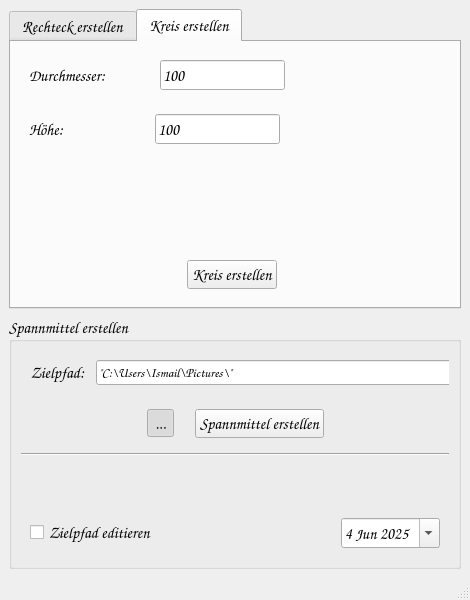
Qt form UI/frm_main_window.ui (dampfwolke/blankmaker) before a commit.
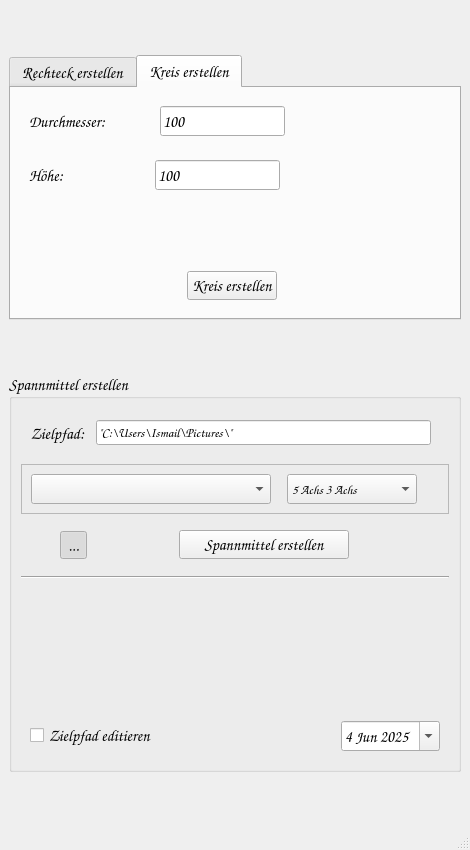
The same form after that commit. The open tabs and pages were chosen to show the change.

What changed in the file:
```diff
--- a/UI/frm_main_window.ui
+++ b/UI/frm_main_window.ui
@@ -7,13 +7,13 @@
     <x>0</x>
     <y>0</y>
     <width>470</width>
-    <height>600</height>
+    <height>850</height>
    </rect>
   </property>
   <property name="minimumSize">
    <size>
     <width>470</width>
-    <height>600</height>
+    <height>850</height>
    </size>
   </property>
   <property name="windowTitle">
@@ -26,13 +26,13 @@
       <property name="minimumSize">
        <size>
         <width>450</width>
-        <height>225</height>
+        <height>180</height>
        </size>
       </property>
       <property name="maximumSize">
        <size>
         <width>16777215</width>
-        <height>300</height>
+        <height>265</height>
        </size>
       </property>
       <property name="font">
@@ -631,7 +631,8 @@
               <font>
                <family>Comic Sans MS</family>
                <pointsize>12</pointsize>
-               <bold>true</bold>
+               <bold>false</bold>
+               <kerning>true</kerning>
               </font>
              </property>
              <property name="text">
@@ -664,13 +665,13 @@
       <property name="minimumSize">
        <size>
         <width>450</width>
-        <height>120</height>
+        <height>250</height>
        </size>
       </property>
       <property name="maximumSize">
        <size>
         <width>16777215</width>
-        <height>300</height>
+        <height>400</height>
        </size>
       </property>
       <property name="font">
@@ -689,6 +690,18 @@
       <layout class="QVBoxLayout" name="verticalLayout_3">
        <item>
         <widget class="QWidget" name="wg_zielpfad" native="true">
+         <property name="minimumSize">
+          <size>
+           <width>0</width>
+           <height>50</height>
+          </size>
+         </property>
+         <property name="maximumSize">
+          <size>
+           <width>16777215</width>
+           <height>60</height>
+          </size>
+         </property>
          <layout class="QHBoxLayout" name="horizontalLayout_10">
           <item>
            <widget class="QLabel" name="lb_pfad">
@@ -739,7 +752,7 @@
            <widget class="QLineEdit" name="le_pfad">
             <property name="minimumSize">
              <size>
-              <width>400</width>
+              <width>335</width>
               <height>0</height>
              </size>
             </property>
@@ -771,17 +784,157 @@
          </layout>
         </widget>
        </item>
+       <item>
+        <widget class="QFrame" name="fr_spannmittelauswahl">
+         <property name="minimumSize">
+          <size>
+           <width>0</width>
+           <height>50</height>
+          </size>
+         </property>
+         <property name="maximumSize">
+          <size>
+           <width>16777215</width>
+           <height>60</height>
+          </size>
+         </property>
+         <property name="frameShape">
+          <enum>QFrame::Shape::StyledPanel</enum>
+         </property>
+         <property name="frameShadow">
+          <enum>QFrame::Shadow::Raised</enum>
+         </property>
+         <layout class="QHBoxLayout" name="horizontalLayout_11">
+          <item>
+           <widget class="QComboBox" name="cb_spannmittel">
+            <property name="minimumSize">
+             <size>
+              <width>240</width>
+              <height>30</height>
+             </size>
+            </property>
+            <property name="font">
+             <font>
+              <family>Comic Sans MS</family>
+              <pointsize>10</pointsize>
+              <bold>false</bold>
+             </font>
+            </property>
+            <property name="placeholderText">
+             <string>Spannmittel auswählen...</string>
+            </property>
+           </widget>
+          </item>
+          <item>
+           <spacer name="horizontalSpacer_10">
+            <property name="orientation">
+             <enum>Qt::Orientation::Horizontal</enum>
+            </property>
+            <property name="sizeType">
+             <enum>QSizePolicy::Policy::Fixed</enum>
+            </property>
+            <property name="sizeHint" stdset="0">
+             <size>
+              <width>10</width>
+              <height>20</height>
+             </size>
+            </property>
+           </spacer>
+          </item>
+          <item>
+           <widget class="QComboBox" name="cb_bearbeitung_auswahl">
+            <property name="minimumSize">
+             <size>
+              <width>130</width>
+              <height>30</height>
+             </size>
+            </property>
+            <property name="font">
+             <font>
+              <family>Comic Sans MS</family>
+              <pointsize>10</pointsize>
+              <bold>false</bold>
+             </font>
+            </property>
+            <item>
+             <property name="text">
+              <string>5 Achs 3 Achs</string>
+             </property>
+            </item>
+            <item>
+             <property name="text">
+              <string>5 Achs 5 Achs</string>
+             </property>
+            </item>
+            <item>
+             <property name="text">
+              <string>3 Achs 3 Achs</string>
+             </property>
+            </item>
+            <item>
+             <property name="text">
+              <string>5 Achs</string>
+             </property>
+            </item>
+            <item>
+             <property name="text">
+              <string>3 Achs</string>
+             </property>
+            </item>
+            <item>
+             <property name="text">
+              <string>Magnet</string>
+             </property>
+            </item>
+            <item>
+             <property name="text">
+              <string>Vorrichtung</string>
+             </property>
+            </item>
+           </widget>
+          </item>
+          <item>
+           <spacer name="horizontalSpacer_9">
+            <property name="orientation">
+             <enum>Qt::Orientation::Horizontal</enum>
+            </property>
+            <property name="sizeHint" stdset="0">
+             <size>
+              <width>40</width>
+              <height>20</height>
+             </size>
+            </property>
+           </spacer>
+          </item>
+         </layout>
+        </widget>
+       </item>
        <item>
         <widget class="QWidget" name="wg_spannmittel_erstellen" native="true">
+         <property name="minimumSize">
+          <size>
+           <width>0</width>
+           <height>50</height>
+          </size>
+         </property>
+         <property name="maximumSize">
+          <size>
+           <width>16777215</width>
+           <height>60</height>
+          </size>
+         </property>
          <layout class="QHBoxLayout" name="horizontalLayout_9">
           <item>
-           <spacer name="horizontalSpacer_9">
+           <spacer name="horizontalSpacer_12">
             <property name="orientation">
              <enum>Qt::Orientation::Horizontal</enum>
             </property>
+            <property name="sizeType">
+             <enum>QSizePolicy::Policy::Fixed</enum>
+            </property>
             <property name="sizeHint" stdset="0">
              <size>
-              <width>40</width>
+              <width>30</width>
               <height>20</height>
              </size>
             </property>
@@ -819,7 +972,7 @@
             </property>
             <property name="sizeHint" stdset="0">
              <size>
-              <width>15</width>
+              <width>86</width>
               <height>20</height>
              </size>
             </property>
@@ -827,11 +980,23 @@
           </item>
           <item>
            <widget class="QPushButton" name="pb_spannmittel">
+            <property name="minimumSize">
+             <size>
+              <width>170</width>
+              <height>0</height>
+             </size>
+            </property>
+            <property name="maximumSize">
+             <size>
+              <width>210</width>
+              <height>16777215</height>
+             </size>
+            </property>
             <property name="font">
              <font>
               <family>Comic Sans MS</family>
               <pointsize>12</pointsize>
-              <bold>true</bold>
+              <bold>false</bold>
              </font>
             </property>
             <property name="text">
```
Left out of the diff: 2 changed lines with no effect on the pictures.
